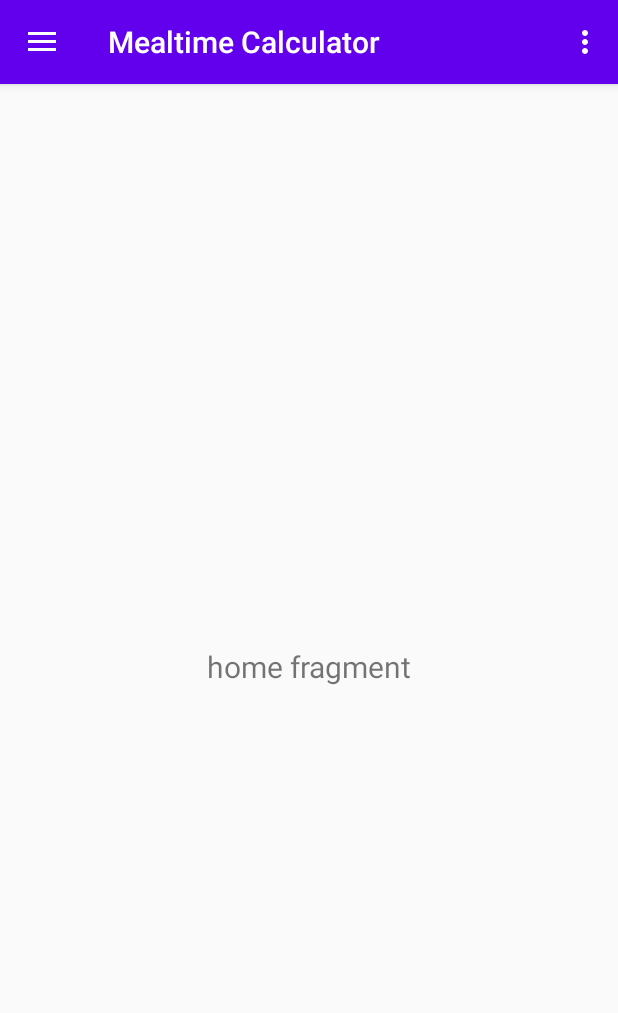
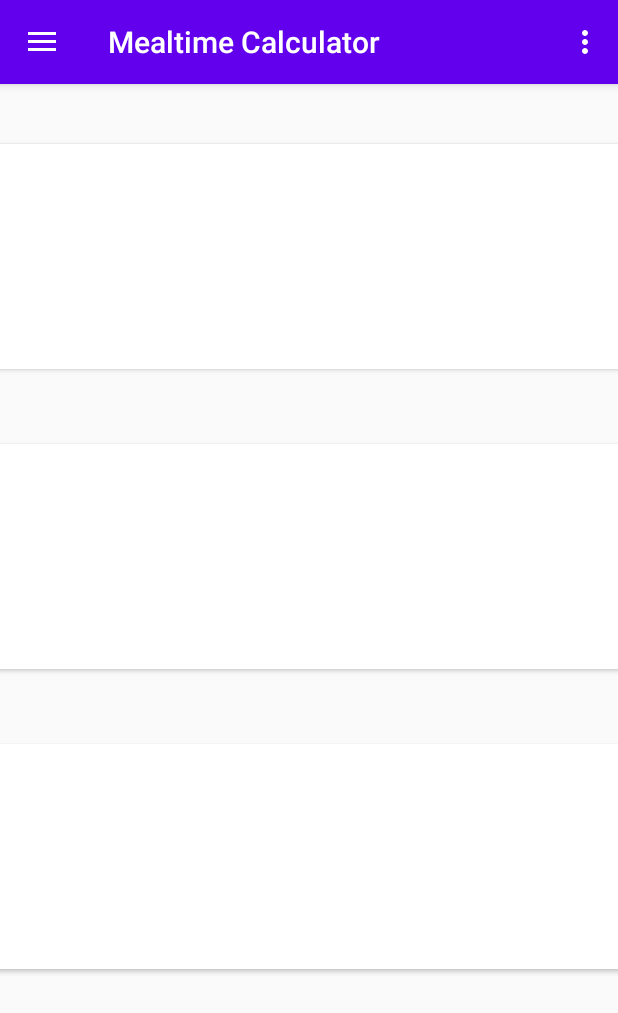
Before and after one commit to Nisarg23/Mealtime-Calculator2, an Android app: the screen it shows after launch (MainActivity), on a phone screen of 412 x 824 dp. Shown: the top 1013 px of the screen. Run offline under Robolectric (Android 15) with nearby library versions, the phone set to English and light mode, and no system bars; our stand-ins replace navigation-ui.

Commit message:
Add cardView

```diff
--- a/app/src/main/res/layout/fragment_home.xml
+++ b/app/src/main/res/layout/fragment_home.xml
@@ -6,18 +6,69 @@
     android:layout_height="match_parent"
     tools:context=".ui.home.HomeFragment">
 
-    <TextView
-        android:id="@+id/text_food"
-        android:layout_width="match_parent"
-        android:layout_height="wrap_content"
-        android:layout_marginStart="8dp"
-        android:layout_marginTop="8dp"
-        android:layout_marginEnd="8dp"
-        android:text="home fragment"
-        android:textAlignment="center"
-        android:textSize="20sp"
-        app:layout_constraintBottom_toBottomOf="parent"
+
+    <androidx.cardview.widget.CardView
+        android:id="@+id/view1"
+        android:layout_width="450dp"
+        android:layout_height="150dp"
+        android:layout_marginTop="40dp"
+        app:cardCornerRadius="13dp"
         app:layout_constraintEnd_toEndOf="parent"
         app:layout_constraintStart_toStartOf="parent"
-        app:layout_constraintTop_toTopOf="parent" />
+        app:layout_constraintTop_toTopOf="parent">
+
+        <androidx.constraintlayout.widget.ConstraintLayout
+            android:layout_width="match_parent"
+            android:layout_height="match_parent" />
+    </androidx.cardview.widget.CardView>
+
+
+    <androidx.cardview.widget.CardView
+        android:id="@+id/view2"
+        android:layout_width="450dp"
+        android:layout_height="150dp"
+        android:layout_marginTop="50dp"
+        app:cardCornerRadius="13dp"
+        app:layout_constraintEnd_toEndOf="parent"
+        app:layout_constraintStart_toStartOf="parent"
+        app:layout_constraintTop_toBottomOf="@+id/view1">
+
+        <androidx.constraintlayout.widget.ConstraintLayout
+            android:layout_width="match_parent"
+            android:layout_height="match_parent" />
+    </androidx.cardview.widget.CardView>
+
+
+    <androidx.cardview.widget.CardView
+        android:id="@+id/view3"
+        android:layout_width="450dp"
+        android:layout_height="150dp"
+        android:layout_marginTop="50dp"
+        app:cardCornerRadius="13dp"
+        app:layout_constraintEnd_toEndOf="parent"
+        app:layout_constraintStart_toStartOf="parent"
+        app:layout_constraintTop_toBottomOf="@+id/view2">
+
+        <androidx.constraintlayout.widget.ConstraintLayout
+            android:layout_width="match_parent"
+            android:layout_height="match_parent" />
+    </androidx.cardview.widget.CardView>
+
+    <androidx.cardview.widget.CardView
+        android:id="@+id/view4"
+        android:layout_width="450dp"
+        android:layout_height="150dp"
+        android:layout_marginTop="50dp"
+        app:cardCornerRadius="13dp"
+        app:layout_constraintEnd_toEndOf="parent"
+        app:layout_constraintStart_toStartOf="parent"
+        app:layout_constraintTop_toBottomOf="@+id/view3">
+
+        <androidx.constraintlayout.widget.ConstraintLayout
+            android:layout_width="match_parent"
+            android:layout_height="match_parent" />
+    </androidx.cardview.widget.CardView>
+
+
+
 </androidx.constraintlayout.widget.ConstraintLayout>
```
